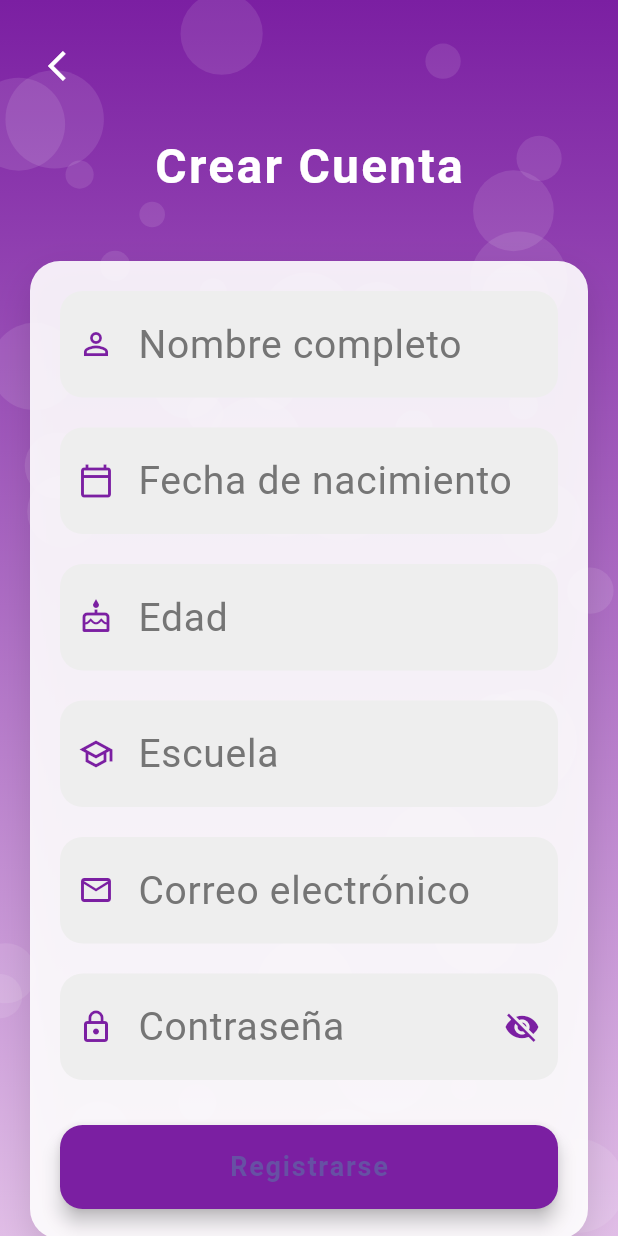
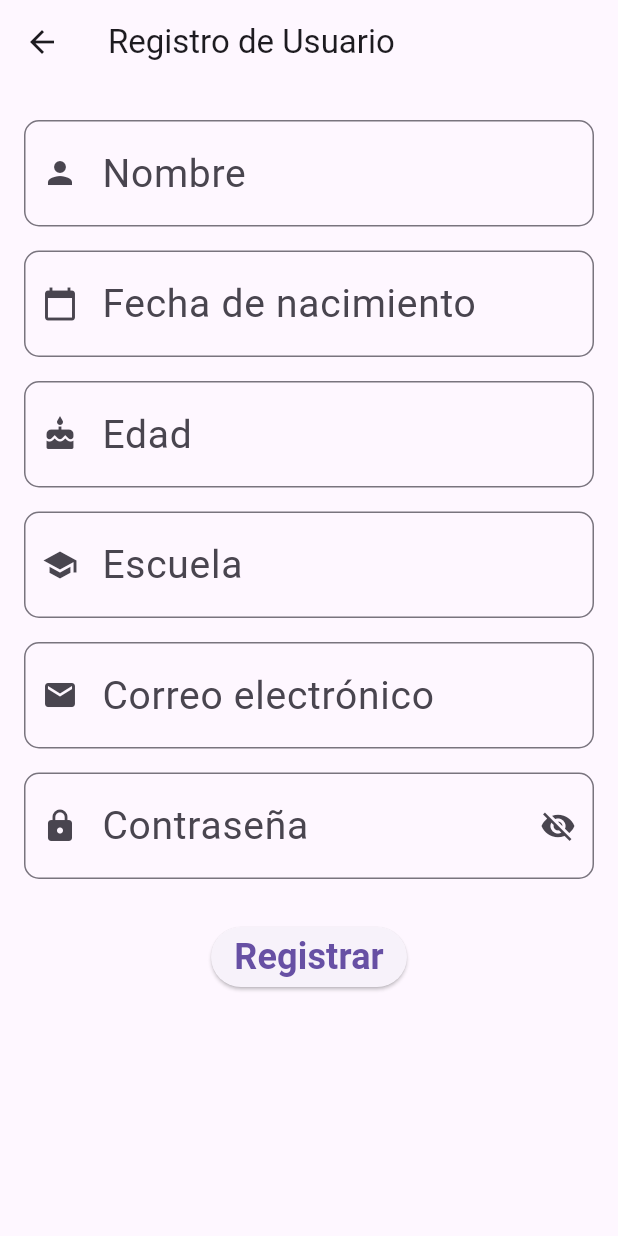
Before and after one commit to Yunuet-castillo/Aplicacion, a Flutter app: the screen it shows after launch, after a tap on "Registrarse", on a phone screen of 412 x 824 dp. Run offline on Flutter 3.47's test engine with Material 3 defaults, Android fonts, the phone set to English and light mode, and no system bars; our stand-ins replace cloud_firestore, firebase_analytics, firebase_core, google_fonts; accounts and stored records are empty; Roboto replaces fonts that are missing (Comic Sans MS).

Commit message:
conexion formulario establecido

```diff
--- a/lib/main.dart
+++ b/lib/main.dart
@@ -5,17 +5,28 @@ import 'package:flutter/material.dart';
 import 'package:cloud_firestore/cloud_firestore.dart';
 import 'package:firebase_analytics/firebase_analytics.dart';
 import 'firebase_options.dart';
+import 'package:flutter/foundation.dart' show kIsWeb;
 
 void main() async {
   WidgetsFlutterBinding.ensureInitialized();
-
-  // ✅ Inicializar Firebase con opciones específicas para cada plataforma
+  WidgetsFlutterBinding.ensureInitialized();
+  if (kIsWeb) {
+    // Configuración específica para Web
     await Firebase.initializeApp(
-    options: DefaultFirebaseOptions.currentPlatform,
-  );
-
-  FirebaseAnalytics analytics = FirebaseAnalytics.instance;
-
+      options: FirebaseOptions(
+        apiKey: "AIzaSyCTAs6zOmZSd_3avM17x62qVU_Gat7dKso",
+        authDomain: "aplicacion-8afa2.firebaseapp.com",
+        projectId: "aplicacion-8afa2",
+        storageBucket: "aplicacion-8afa2.appspot.com", // Corregido
+        messagingSenderId: "1024396750145",
+        appId: "1:1024396750145:web:50f7a262f32f5775fcc5c0",
+      ),
+    );
+  } else {
+    // Configuración para Android/iOS
+    await Firebase.initializeApp(
+        options: DefaultFirebaseOptions.currentPlatform);
+  }
   runApp(MateManiaApp());
 }
 
@@ -476,6 +487,24 @@ class _RegistrationFormState extends State<RegistrationForm> {
   final TextEditingController _passwordController = TextEditingController();
   bool _obscurePassword = true;
 
+  void addUser() {
+    if (_formKey.currentState!.validate()) {
+      FirebaseFirestore.instance.collection('usuarios').add({
+        'nombre': _nameController.text,
+        'fecha_nacimiento': _birthDateController.text,
+        'edad': int.tryParse(_ageController.text) ?? 0,
+        'escuela': _schoolController.text,
+        'correo': _emailController.text,
+        'contraseña': _passwordController
+            .text, // ⚠️ Considera usar hashing en la contraseña
+      }).then((docRef) {
+        print("Usuario agregado con ID: ${docRef.id}");
+      }).catchError((error) {
+        print("Error al agregar usuario: $error");
+      });
+    }
+  }
+
   @override
   void dispose() {
     _nameController.dispose();
@@ -490,199 +519,52 @@ class _RegistrationFormState extends State<RegistrationForm> {
   @override
   Widget build(BuildContext context) {
     return Scaffold(
-      body: Stack(
-        children: [
-          // Fondo con gradiente
-          Container(
-            decoration: BoxDecoration(
-              gradient: LinearGradient(
-                begin: Alignment.topCenter,
-                end: Alignment.bottomCenter,
-                colors: [
-                  Color(0xFF7B1FA2),
-                  Color(0xFFE1BEE7),
-                ],
-              ),
-            ),
-          ),
-          // Patrón de decoración
-          Positioned.fill(
-            child: CustomPaint(
-              painter: BubblePainter(),
-            ),
-          ),
-          // Contenido principal
-          SafeArea(
-            child: SingleChildScrollView(
-              child: Padding(
-                padding: EdgeInsets.all(20),
-                child: Column(
-                  children: [
-                    // Botón de regreso
-                    Align(
-                      alignment: Alignment.topLeft,
-                      child: IconButton(
-                        icon: Icon(Icons.arrow_back_ios, color: Colors.white),
-                        onPressed: () => Navigator.pop(context),
-                      ),
-                    ),
-                    SizedBox(height: 20),
-                    // Título
-                    Text(
-                      'Crear Cuenta',
-                      style: TextStyle(
-                        fontSize: 32,
-                        fontWeight: FontWeight.bold,
-                        color: Colors.white,
-                        letterSpacing: 1.5,
-                      ),
-                    ),
-                    SizedBox(height: 40),
-                    // Formulario
-                    Container(
-                      padding: EdgeInsets.all(20),
-                      decoration: BoxDecoration(
-                        color: Colors.white.withOpacity(0.9),
-                        borderRadius: BorderRadius.circular(20),
-                        boxShadow: [
-                          BoxShadow(
-                            color: Colors.black12,
-                            blurRadius: 20,
-                            offset: Offset(0, 10),
-                          ),
-                        ],
-                      ),
+      appBar: AppBar(title: Text('Registro de Usuario')),
+      body: Padding(
+        padding: EdgeInsets.all(16.0),
         child: Form(
           key: _formKey,
           child: Column(
             children: [
               _buildTextField(
                   controller: _nameController,
-                              icon: Icons.person_outline,
-                              label: "Nombre completo",
-                              validator: (value) {
-                                if (value == null || value.isEmpty) {
-                                  return 'Por favor ingresa tu nombre';
-                                }
-                                return null;
-                              },
-                            ),
-                            SizedBox(height: 20),
+                  icon: Icons.person,
+                  label: "Nombre"),
               _buildDatePickerField(),
-                            SizedBox(height: 20),
               _buildTextField(
                   controller: _ageController,
-                              icon: Icons.cake_outlined,
+                  icon: Icons.cake,
                   label: "Edad",
-                              keyboardType: TextInputType.number,
-                              validator: (value) {
-                                if (value == null || value.isEmpty) {
-                                  return 'Por favor ingresa tu edad';
-                                }
-                                return null;
-                              },
-                            ),
-                            SizedBox(height: 20),
+                  keyboardType: TextInputType.number),
               _buildTextField(
                   controller: _schoolController,
-                              icon: Icons.school_outlined,
-                              label: "Escuela",
-                              validator: (value) {
-                                if (value == null || value.isEmpty) {
-                                  return 'Por favor ingresa tu escuela';
-                                }
-                                return null;
-                              },
-                            ),
-                            SizedBox(height: 20),
+                  icon: Icons.school,
+                  label: "Escuela"),
               _buildTextField(
                   controller: _emailController,
-                              icon: Icons.email_outlined,
+                  icon: Icons.email,
                   label: "Correo electrónico",
-                              keyboardType: TextInputType.emailAddress,
-                              validator: (value) {
-                                if (value == null || !value.contains('@')) {
-                                  return 'Ingresa un correo válido';
-                                }
-                                return null;
-                              },
-                            ),
-                            SizedBox(height: 20),
+                  keyboardType: TextInputType.emailAddress),
               _buildTextField(
                   controller: _passwordController,
-                              icon: Icons.lock_outline,
+                  icon: Icons.lock,
                   label: "Contraseña",
                   obscureText: _obscurePassword,
                   suffixIcon: IconButton(
-                                icon: Icon(
-                                  _obscurePassword
+                    icon: Icon(_obscurePassword
                         ? Icons.visibility_off
-                                      : Icons.visibility,
-                                  color: Color(0xFF7B1FA2),
-                                ),
+                        : Icons.visibility),
                     onPressed: () {
                       setState(() {
                         _obscurePassword = !_obscurePassword;
                       });
                     },
-                              ),
-                              validator: (value) {
-                                if (value == null || value.length < 6) {
-                                  return 'La contraseña debe tener al menos 6 caracteres';
-                                }
-                                return null;
-                              },
-                            ),
-                            SizedBox(height: 30),
-                            Container(
-                              width: double.infinity,
-                              child: ElevatedButton(
-                                onPressed: () {
-                                  if (_formKey.currentState!.validate()) {
-                                    // Implementar lógica de registro
-                                    print('Nombre: ${_nameController.text}');
-                                    print(
-                                        'Fecha: ${_birthDateController.text}');
-                                    print('Edad: ${_ageController.text}');
-                                    print('Escuela: ${_schoolController.text}');
-                                    print('Email: ${_emailController.text}');
-
-                                    ScaffoldMessenger.of(context).showSnackBar(
-                                      SnackBar(
-                                        content: Text('Procesando registro...'),
-                                        backgroundColor: Color(0xFF7B1FA2),
-                                      ),
-                                    );
-                                  }
-                                },
-                                style: ElevatedButton.styleFrom(
-                                  backgroundColor: Color(0xFF7B1FA2),
-                                  padding: EdgeInsets.symmetric(vertical: 15),
-                                  shape: RoundedRectangleBorder(
-                                    borderRadius: BorderRadius.circular(15),
-                                  ),
-                                  elevation: 5,
-                                ),
-                                child: Text(
-                                  'Registrarse',
-                                  style: TextStyle(
-                                    fontSize: 18,
-                                    fontWeight: FontWeight.bold,
-                                    letterSpacing: 1.2,
-                                  ),
-                                ),
-                              ),
-                            ),
-                          ],
-                        ),
-                      ),
-                    ),
-                  ],
-                ),
-              ),
-            ),
-          ),
-        ],
+                  )),
+              SizedBox(height: 20),
+              ElevatedButton(onPressed: addUser, child: Text('Registrar')),
+            ],
+          ),
+        ),
       ),
     );
   }
@@ -690,7 +572,7 @@ class _RegistrationFormState extends State<RegistrationForm> {
   Widget _buildDatePickerField() {
     return _buildTextField(
       controller: _birthDateController,
-      icon: Icons.calendar_today_outlined,
+      icon: Icons.calendar_today,
       label: "Fecha de nacimiento",
       readOnly: true,
       onTap: () async {
@@ -719,9 +601,10 @@ class _RegistrationFormState extends State<RegistrationForm> {
     bool readOnly = false,
     Widget? suffixIcon,
     VoidCallback? onTap,
-    String? Function(String?)? validator,
   }) {
-    return TextFormField(
+    return Padding(
+      padding: const EdgeInsets.symmetric(vertical: 8.0),
+      child: TextFormField(
         controller: controller,
         keyboardType: keyboardType,
         obscureText: obscureText,
@@ -729,18 +612,19 @@ class _RegistrationFormState extends State<RegistrationForm> {
         onTap: onTap,
         decoration: InputDecoration(
           labelText: label,
-        labelStyle: TextStyle(color: Colors.grey[600]),
-        prefixIcon: Icon(icon, color: Color(0xFF7B1FA2)),
+          prefixIcon: Icon(icon),
           suffixIcon: suffixIcon,
           border: OutlineInputBorder(
-          borderRadius: BorderRadius.circular(15),
-          borderSide: BorderSide.none,
-        ),
-        filled: true,
-        fillColor: Colors.grey[200],
-        contentPadding: EdgeInsets.symmetric(horizontal: 20, vertical: 16),
-      ),
-      validator: validator,
+            borderRadius: BorderRadius.circular(10),
+          ),
+        ),
+        validator: (value) {
+          if (value == null || value.isEmpty) {
+            return 'Por favor ingresa $label';
+          }
+          return null;
+        },
+      ),
     );
   }
 }
```
Also changed, not shown: 2 other files. Lines whose indentation alone changed are shown as unchanged.
